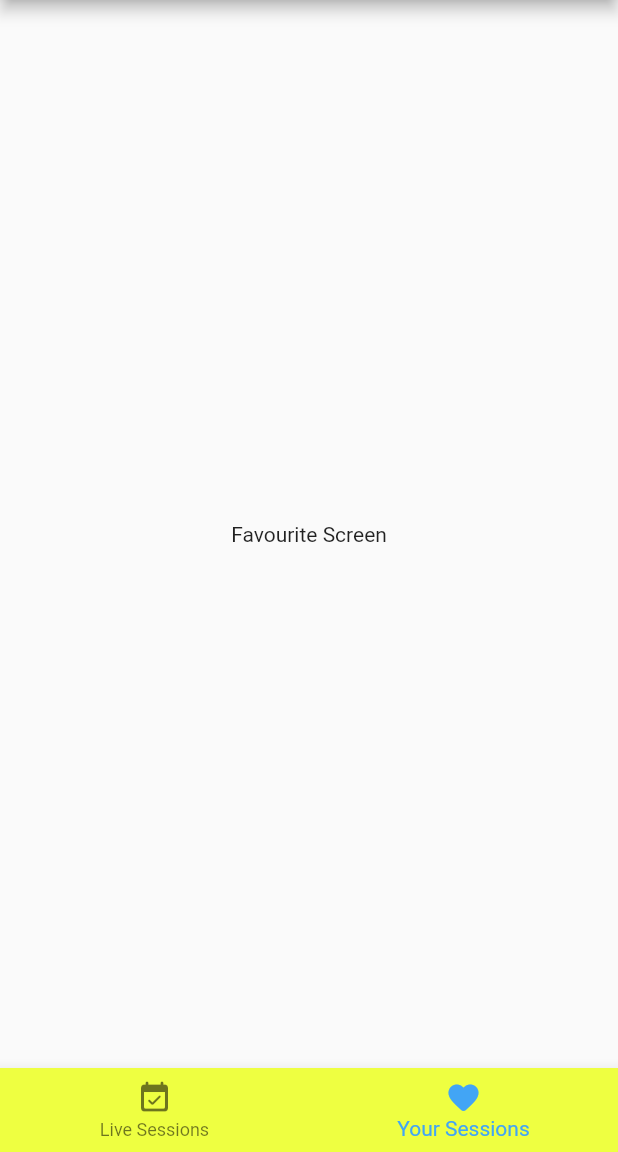
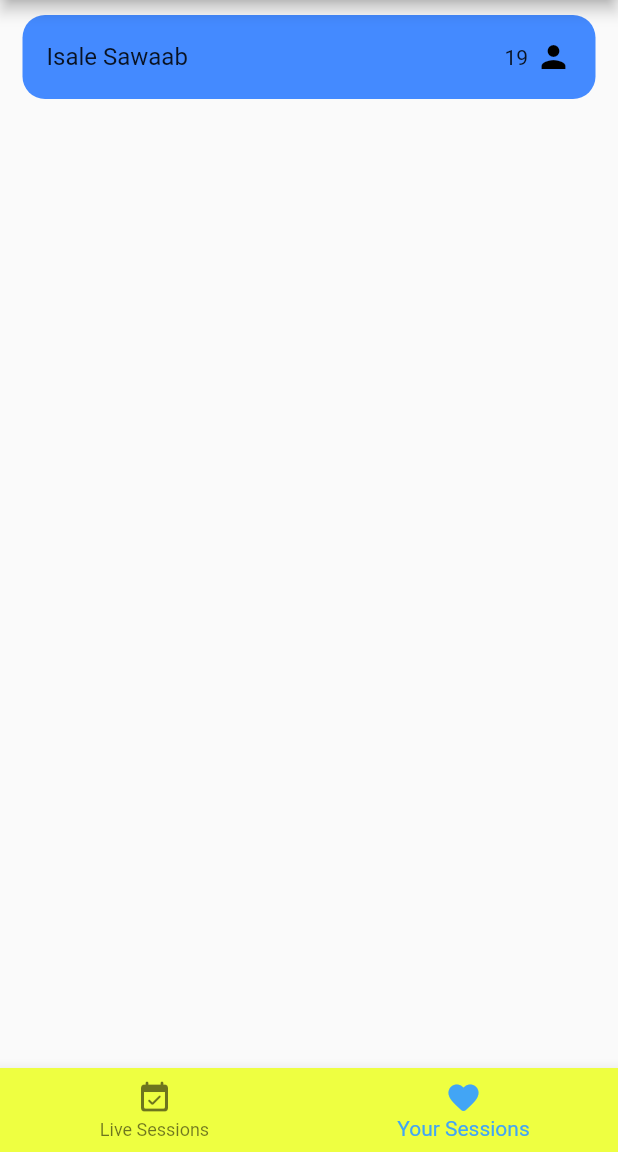
Before and after one commit to tayyab530/QuranicSessions, a Flutter app: the screen it shows after launch, item 2 of the bottom bar chosen, on a phone screen of 412 x 824 dp, the part 84-1236 px from its top. Run offline on Flutter 3.47's test engine with Material 2 defaults, Android fonts, the phone set to English and light mode, and no system bars.

Commit message:
MySession list setuped

```diff
--- a/lib/src/app.dart
+++ b/lib/src/app.dart
@@ -1,6 +1,7 @@
 import 'package:flutter/material.dart';
 import 'package:provider/provider.dart';
 
+import 'providers/my_sessions.dart';
 import 'providers/session_provider.dart';
 import 'screens/about_screen.dart';
 import 'screens/settings_screen.dart';
@@ -9,10 +10,16 @@ import 'screens/main_screen.dart';
 class App extends StatelessWidget {
   @override
   Widget build(BuildContext context) {
-
-    return ChangeNotifierProvider(
-      create: (context) => Session(),
-          child: MaterialApp(
+    return MultiProvider(
+      providers: [
+        ChangeNotifierProvider(
+          create: (context) => Session(),
+        ),
+        ChangeNotifierProvider(
+          create: (context) => MySessions(),
+        ),
+      ],
+      child: MaterialApp(
         theme: ThemeData(
           primarySwatch: Colors.blueGrey,
           accentColor: Colors.limeAccent,
@@ -21,8 +28,8 @@ class App extends StatelessWidget {
         // home: MainScreen(),
         routes: {
           MainScreen.routeName: (ctx) => MainScreen(),
-          SettingsScreen.routeName: (ctx)=> SettingsScreen(),
-          AboutScreen.routeName: (ctx)=> AboutScreen(),
+          SettingsScreen.routeName: (ctx) => SettingsScreen(),
+          AboutScreen.routeName: (ctx) => AboutScreen(),
         },
       ),
     );
--- /dev/null
+++ b/lib/src/providers/my_sessions.dart
@@ -0,0 +1,22 @@
+import 'dart:math';
+
+import 'package:flutter/cupertino.dart';
+import 'package:quranic_session/src/models/session_model.dart';
+
+class MySessions with ChangeNotifier {
+  List<SessionItem> _mySession = [
+    SessionItem(
+      id: 's4',
+      title: 'Isale Sawaab',
+      remaining: Random().nextInt(30) + 1,
+      issueTime: DateTime.now(),
+    )
+  ];
+
+  List<SessionItem> get mySession => _mySession;
+
+  void addSession(SessionItem session) {
+    _mySession.add(session);
+    notifyListeners();
+  }
+}
--- a/lib/src/providers/session_provider.dart
+++ b/lib/src/providers/session_provider.dart
@@ -34,4 +34,8 @@ class Session with ChangeNotifier {
 
   List<SessionItem> get sessionItems => _sessionItems;
 
+  SessionItem findById(String id){
+    return _sessionItems.firstWhere((session) => session.id == id);
+  }
+
 }
--- a/lib/src/screens/main_screen.dart
+++ b/lib/src/screens/main_screen.dart
@@ -1,4 +1,5 @@
 import 'package:flutter/material.dart';
+import 'package:quranic_session/src/widgets/my_session_list.dart';
 
 import '../widgets/app_drawer.dart';
 import '../widgets/session_grid.dart';
@@ -13,9 +14,7 @@ class MainScreen extends StatefulWidget {
 class _MainScreenState extends State<MainScreen> {
   List<Widget> _tabsScreens = [
     SessionsGrid(),
-    Center(
-      child: Text('Favourite Screen'),
-    ),
+    MySessionList(),
   ];
 
   int _selectedTab = 0;
--- /dev/null
+++ b/lib/src/widgets/list_item.dart
@@ -0,0 +1,44 @@
+import 'package:flutter/material.dart';
+
+class ListItem extends StatelessWidget {
+  final String id;
+  final String title;
+  final int remaining;
+  final DateTime issueTime;
+
+  ListItem({
+    @required this.id,
+    @required this.title,
+    @required this.remaining,
+    @required this.issueTime,
+  });
+
+  @override
+  Widget build(BuildContext context) {
+    return Container(
+      decoration: BoxDecoration(
+        color: Colors.blueAccent[200],
+        borderRadius: BorderRadius.circular(15.0)
+      ),
+      margin: EdgeInsets.symmetric(vertical: 10.0,horizontal: 15.0),
+      child: ListTile(
+          title: Text(title),
+          trailing: Container(
+            alignment: Alignment.centerRight,
+            width: 100.0,
+            child: Row(
+              mainAxisAlignment: MainAxisAlignment.end,
+              children: [
+                Text('${30 - remaining}'),
+                SizedBox(width: 5.0),
+                Icon(
+                  Icons.person,
+                  color: Colors.black,
+                ),
+              ],
+            ),
+          ),
+      ),
+    );
+  }
+}
--- /dev/null
+++ b/lib/src/widgets/my_session_list.dart
@@ -0,0 +1,21 @@
+import 'package:flutter/material.dart';
+import 'package:provider/provider.dart';
+
+import '../providers/my_sessions.dart';
+import 'list_item.dart';
+
+class MySessionList extends StatelessWidget {
+  @override
+  Widget build(BuildContext context) {
+    final _mySession =
+        Provider.of<MySessions>(context).mySession;
+    return ListView.builder(
+      itemCount: _mySession.length,
+      itemBuilder: (ctx, index) => ListItem(
+          id: _mySession[index].id,
+          title: _mySession[index].title,
+          remaining: _mySession[index].remaining,
+          issueTime: _mySession[index].issueTime),
+    );
+  }
+}
```
